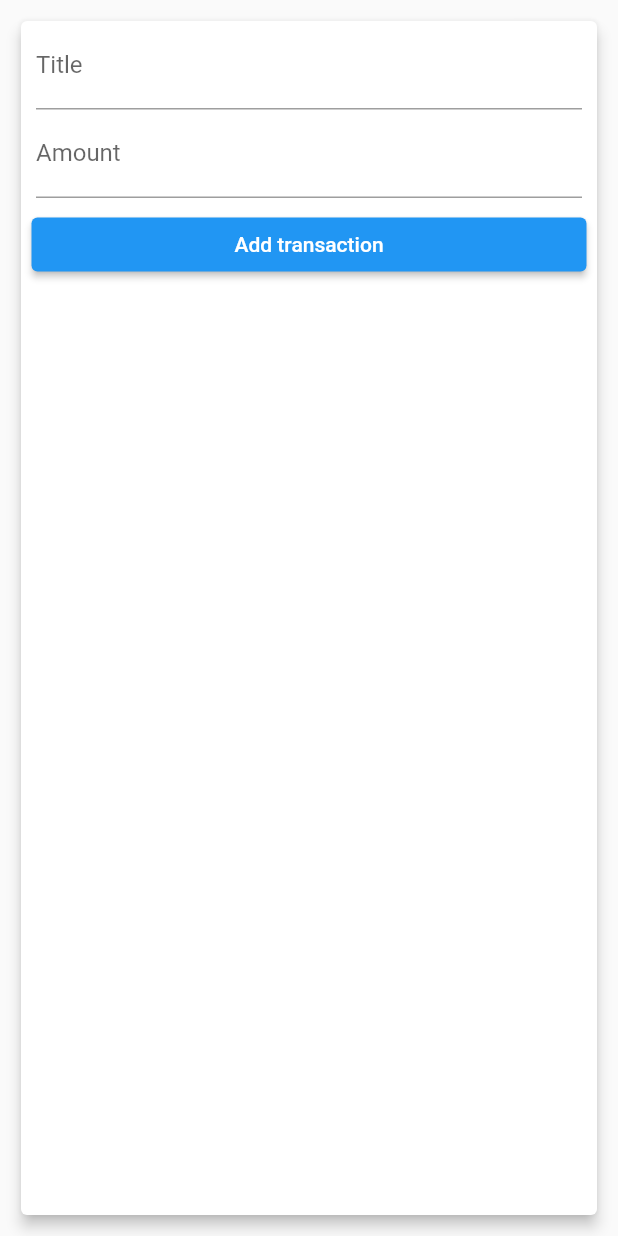
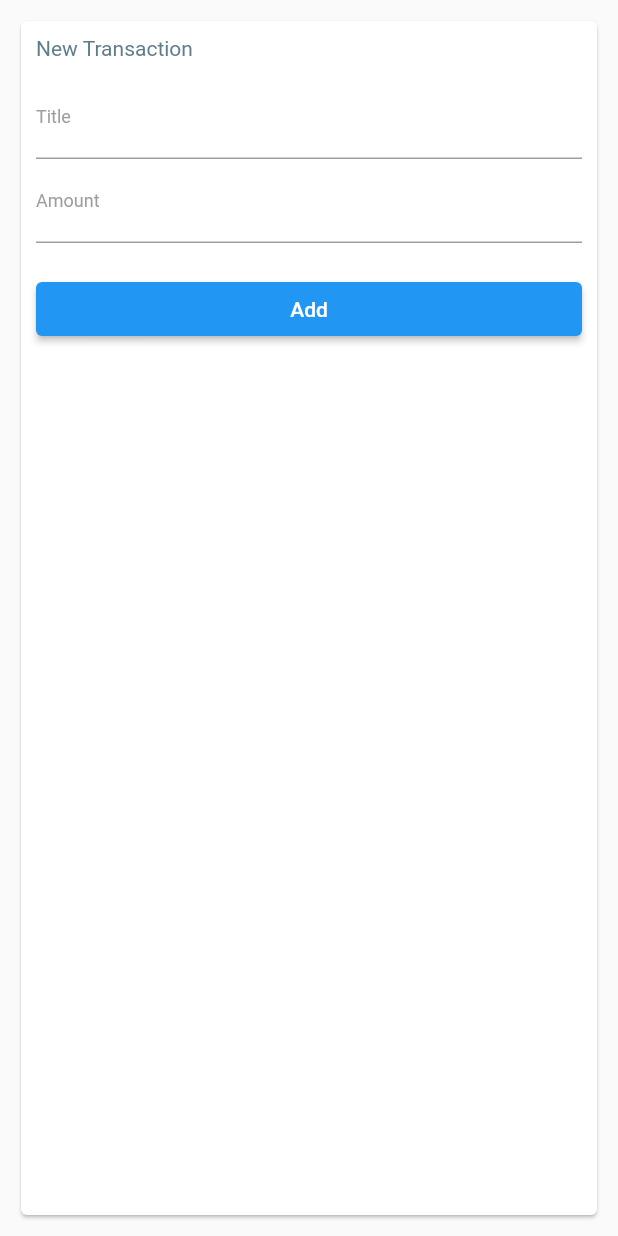
Before and after one commit to sdeaditya/expenses_app, a Flutter app: the NewTransaction widget shown alone on an empty page, opened directly with empty values, on a phone screen of 412 x 824 dp. Run offline on Flutter 3.47's test engine with Material 2 defaults, Android fonts, the phone set to English and light mode, and no system bars.

```diff
--- a/lib/expenses/new_transaction.dart
+++ b/lib/expenses/new_transaction.dart
@@ -1,47 +1,60 @@
+// ignore_for_file: prefer_const_constructors
+
 import 'package:flutter/material.dart';
 
-class NewTransaction extends StatelessWidget {
-  final titleController = TextEditingController();
-  final amountController = TextEditingController();
+class NewTransaction extends StatefulWidget {
   final Function addHandler;
 
   NewTransaction(this.addHandler);
+
+  @override
+  State<NewTransaction> createState() => _NewTransactionState();
+}
+
+class _NewTransactionState extends State<NewTransaction> {
+  final titleController = TextEditingController();
+
+  final amountController = TextEditingController();
 
   @override
   Widget build(BuildContext context) {
     return Container(
       margin: EdgeInsets.all(10),
       child: Card(
-        elevation: 4,
         child: Column(
+          crossAxisAlignment: CrossAxisAlignment.start,
           children: [
+            Container(
+                padding: EdgeInsets.all(10),
+                child: Text(
+                  "New Transaction",
+                  style: TextStyle(color: Colors.blueGrey),
+                )),
             Container(
               padding: EdgeInsets.fromLTRB(10, 0, 10, 0),
               child: TextField(
-                decoration: InputDecoration(labelText: "Title"),
+                decoration: InputDecoration(
+                    labelText: "Title",
+                    labelStyle: TextStyle(fontSize: 12, color: Colors.grey)),
                 controller: titleController,
               ),
             ),
             Container(
-              padding: EdgeInsets.fromLTRB(10, 0, 10, 0),
+              padding: EdgeInsets.fromLTRB(10, 0, 10, 10),
               child: TextField(
                 keyboardType: TextInputType.number,
-                decoration: InputDecoration(labelText: "Amount"),
+                decoration: InputDecoration(
+                    labelText: "Amount",
+                    labelStyle: TextStyle(fontSize: 12, color: Colors.grey)),
                 controller: amountController,
               ),
             ),
             Container(
               width: double.infinity,
-              padding: EdgeInsets.all(7),
+              padding: EdgeInsets.all(10),
               child: ElevatedButton(
-                onPressed: () {
-                  if (titleController.text != "" &&
-                      amountController.text != "") {
-                    addHandler(titleController.text,
-                        double.parse(amountController.text));
-                  }
-                },
-                child: Text("Add transaction"),
+                onPressed: onSubmit,
+                child: Text("Add"),
               ),
             )
           ],
@@ -49,4 +62,15 @@ class NewTransaction extends StatelessWidget {
       ),
     );
   }
+
+  onSubmit() {
+    if (titleController.text != "" && amountController.text != "") {
+      final title = titleController.text;
+      final amount = double.parse(amountController.text);
+      if (title.isNotEmpty && amount >= 0) {
+        widget.addHandler(title, amount);
+        Navigator.of(context).pop();
+      }
+    }
+  }
 }
--- a/lib/expenses/transactions_list.dart
+++ b/lib/expenses/transactions_list.dart
@@ -41,7 +41,7 @@ class TransactionList extends StatelessWidget {
                   Container(
                     margin: EdgeInsets.all(10),
                     child: Text(
-                      "\$ " + transactions[index].amount.toString(),
+                      "\$ " + transactions[index].amount.toStringAsFixed(2),
                       style: TextStyle(
                         color: Colors.blue,
                         fontWeight: FontWeight.bold,
--- a/lib/expenses/user_transactions.dart
+++ b/lib/expenses/user_transactions.dart
@@ -51,7 +51,6 @@ class _UserTransactionsState extends State<UserTransactions> {
       child: Column(
         children: [
           NewTransaction(_addNewTransaction),
-          TransactionList(_transactions)
         ],
       ),
     );
```
Also changed, not shown: lib/expenses/main.dart (+60 -2 lines).
